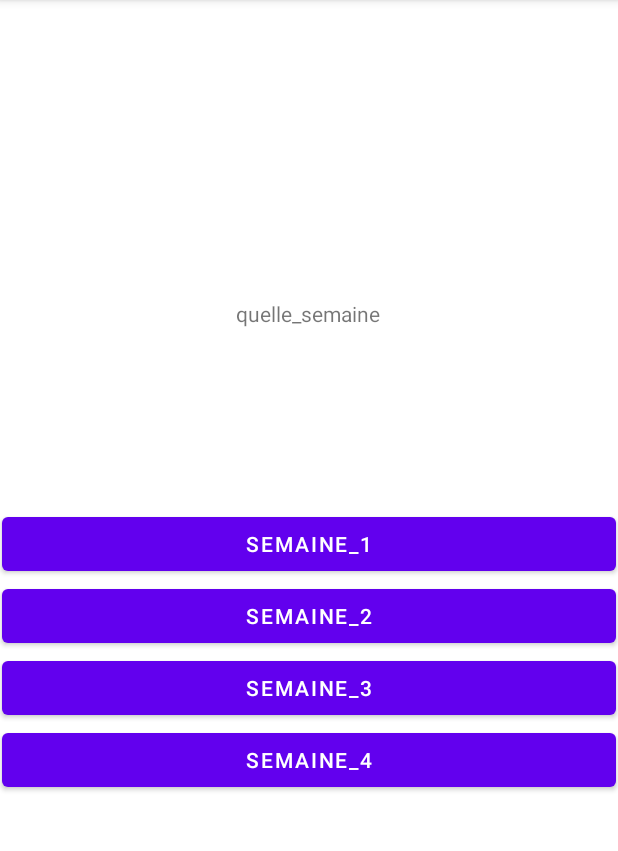
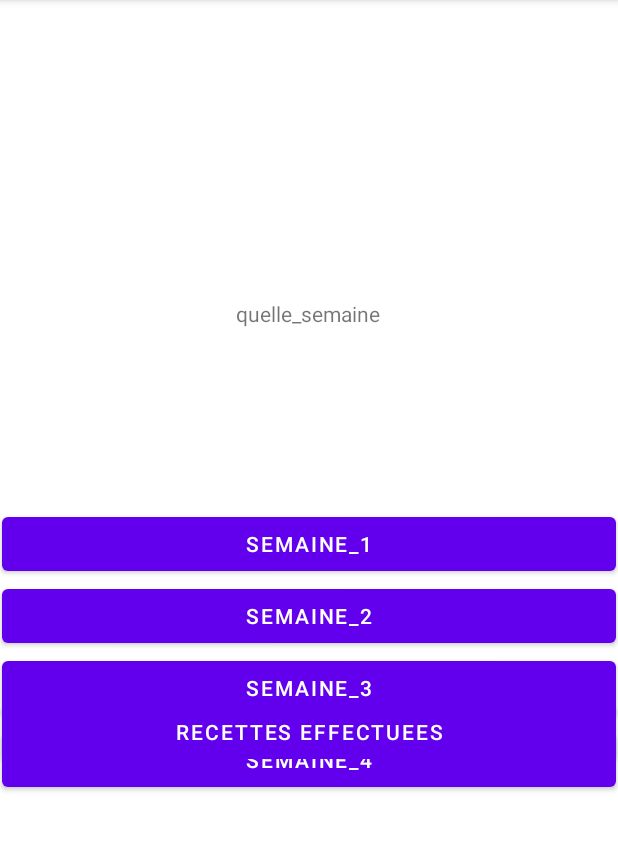
Before and after one commit to carolinelagarde/Cuistocs, an Android app: the SemaineActivity screen opened directly, with no data from a screen before it, on a phone screen of 412 x 824 dp, the part 84-935 px from its top. Run offline under Robolectric (Android 15) with nearby library versions, the phone set to English and light mode, and no system bars.

Commit message:
nouvelle activite

```diff
--- a/app/src/main/AndroidManifest.xml
+++ b/app/src/main/AndroidManifest.xml
@@ -9,7 +9,6 @@
         android:roundIcon="@mipmap/ic_launcher_round"
         android:supportsRtl="true"
         android:theme="@style/Theme.Cuistocs">
-        <activity android:name=".AfficherRecette"></activity>
         <activity android:name=".RecettesEffectuees" />
         <activity android:name=".CommentRecetteActivity" />
         <activity android:name=".RecetteActivity" />
--- a/app/src/main/res/layout/activity_semaine.xml
+++ b/app/src/main/res/layout/activity_semaine.xml
@@ -91,5 +91,24 @@
         app:layout_constraintStart_toStartOf="parent"
         app:layout_constraintTop_toTopOf="parent" />
 
+    <Button
+        android:id="@+id/boutonVersRecettesFinies"
+        android:layout_width="409dp"
+        android:layout_height="wrap_content"
+        android:layout_marginStart="1dp"
+        android:layout_marginLeft="1dp"
+        android:layout_marginTop="464dp"
+        android:layout_marginEnd="1dp"
+        android:layout_marginRight="1dp"
+        android:layout_marginBottom="219dp"
+        android:onClick="ouvrirRecettesEffectuees"
+        android:text="@string/versRecettesEffectuees"
+        app:layout_constraintBottom_toBottomOf="parent"
+        app:layout_constraintEnd_toEndOf="parent"
+        app:layout_constraintHorizontal_bias="1.0"
+        app:layout_constraintStart_toStartOf="parent"
+        app:layout_constraintTop_toTopOf="parent"
+        app:layout_constraintVertical_bias="0.0" />
+
 
 </androidx.constraintlayout.widget.ConstraintLayout>
--- a/app/src/main/res/values/strings.xml
+++ b/app/src/main/res/values/strings.xml
@@ -7,4 +7,6 @@
     <string name="quelle_semaine">quelle_semaine</string>
     <string name="notification_title">CuistoCS</string>
     <string name="default_notification_channel_id">0</string>
+    <string name="versRecettesEffectuees">Recettes effectuees</string>
+
 </resources>
```
Also changed, not shown: app/src/main/java/com/example/cuistocs/AfficherRecette.java (deleted, +0 -28 lines), app/src/main/java/com/example/cuistocs/RecettesEffectuees.java (+4 -6 lines), app/src/main/java/com/example/cuistocs/SemaineActivity.java (+7 -0 lines), app/src/main/res/layout/activity_afficher_recette.xml (deleted, +0 -10 lines), 1 other file.
